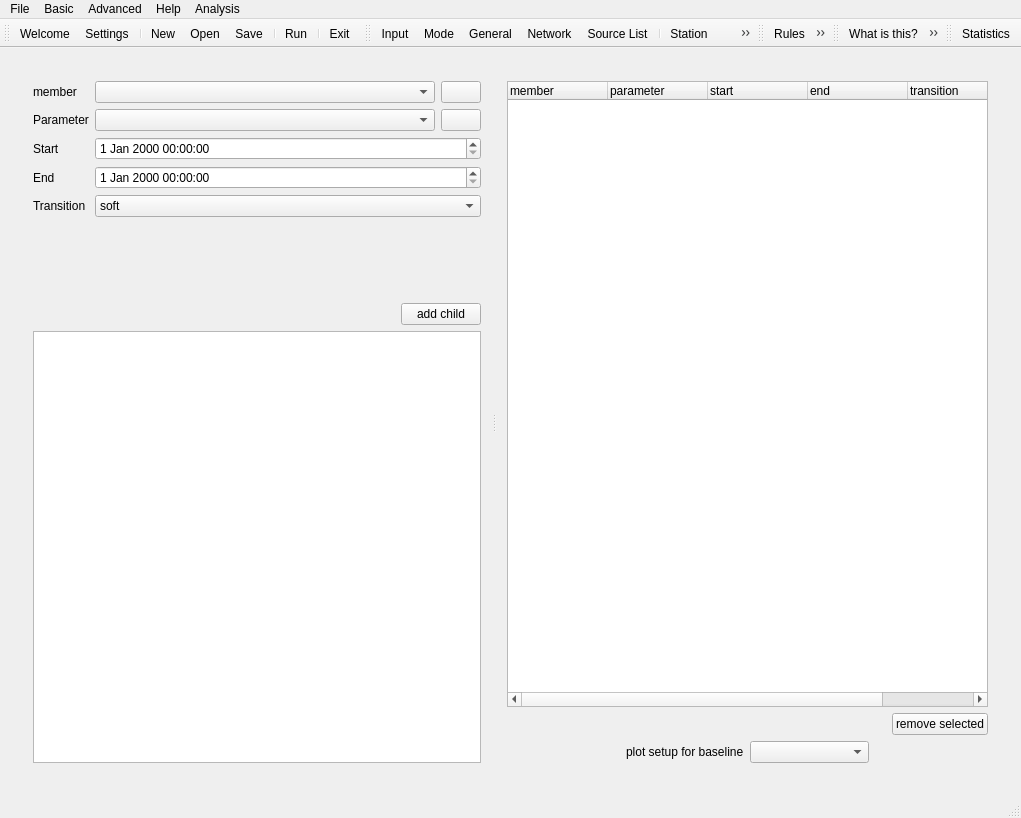
The window that mainwindow.ui (TUW-VieVS/VieSchedpp) describes before a commit, drawn with Qt 5.
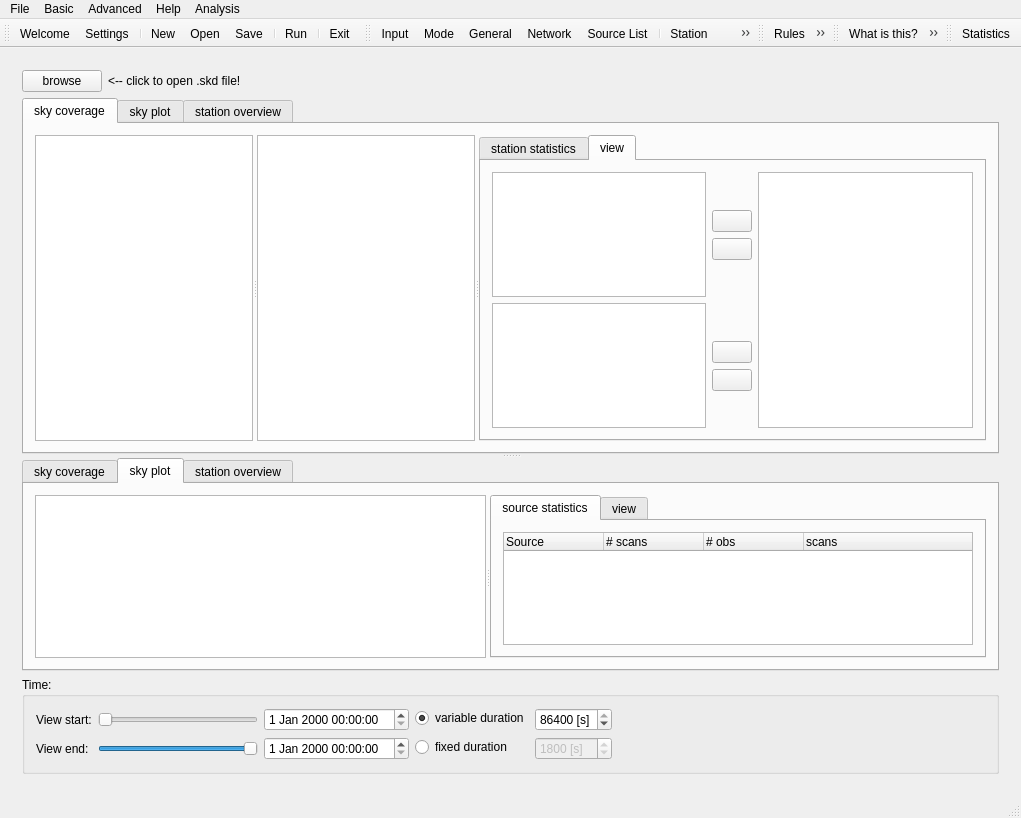
The same window after the commit. The open tabs and pages were chosen to show the change. Icons and pictures are not drawn.

```diff
--- a/mainwindow.ui
+++ b/mainwindow.ui
@@ -7070,6 +7070,463 @@
         </item>
        </layout>
       </widget>
+      <widget class="QWidget" name="fileOverview">
+       <layout class="QVBoxLayout" name="verticalLayout_68">
+        <item>
+         <layout class="QHBoxLayout" name="horizontalLayout_99">
+          <item>
+           <widget class="QPushButton" name="pushButton_27">
+            <property name="text">
+             <string>browse</string>
+            </property>
+           </widget>
+          </item>
+          <item>
+           <widget class="QLabel" name="label_69">
+            <property name="text">
+             <string>&lt;-- click to open .skd file!</string>
+            </property>
+           </widget>
+          </item>
+          <item>
+           <spacer name="horizontalSpacer_36">
+            <property name="orientation">
+             <enum>Qt::Horizontal</enum>
+            </property>
+            <property name="sizeHint" stdset="0">
+             <size>
+              <width>40</width>
+              <height>20</height>
+             </size>
+            </property>
+           </spacer>
+          </item>
+         </layout>
+        </item>
+        <item>
+         <widget class="QSplitter" name="splitter_10">
+          <property name="orientation">
+           <enum>Qt::Vertical</enum>
+          </property>
+          <widget class="QTabWidget" name="tabWidget_10">
+           <property name="currentIndex">
+            <number>0</number>
+           </property>
+           <widget class="QWidget" name="tabWidget_10Page1">
+            <attribute name="title">
+             <string>sky coverage</string>
+            </attribute>
+            <layout class="QHBoxLayout" name="horizontalLayout_46" stretch="0">
+             <item>
+              <widget class="QSplitter" name="splitter_9">
+               <property name="orientation">
+                <enum>Qt::Horizontal</enum>
+               </property>
+               <widget class="QSplitter" name="splitter_7">
+                <property name="orientation">
+                 <enum>Qt::Horizontal</enum>
+                </property>
+                <widget class="QTextEdit" name="textEdit_2"/>
+                <widget class="QTextEdit" name="textEdit_3"/>
+               </widget>
+               <widget class="QTabWidget" name="tabWidget_2">
+                <property name="currentIndex">
+                 <number>1</number>
+                </property>
+                <widget class="QWidget" name="tab">
+                 <attribute name="title">
+                  <string>station statistics</string>
+                 </attribute>
+                 <layout class="QVBoxLayout" name="verticalLayout_16">
+                  <item>
+                   <widget class="QTreeWidget" name="treeWidget">
+                    <column>
+                     <property name="text">
+                      <string>Station</string>
+                     </property>
+                    </column>
+                    <column>
+                     <property name="text">
+                      <string># scans</string>
+                     </property>
+                    </column>
+                    <column>
+                     <property name="text">
+                      <string># obs</string>
+                     </property>
+                    </column>
+                    <column>
+                     <property name="text">
+                      <string>Scans/h</string>
+                     </property>
+                    </column>
+                    <column>
+                     <property name="text">
+                      <string>scan duration</string>
+                     </property>
+                    </column>
+                    <column>
+                     <property name="text">
+                      <string>scans</string>
+                     </property>
+                    </column>
+                    <column>
+                     <property name="text">
+                      <string/>
+                     </property>
+                    </column>
+                   </widget>
+                  </item>
+                 </layout>
+                </widget>
+                <widget class="QWidget" name="tab_2">
+                 <attribute name="title">
+                  <string>view</string>
+                 </attribute>
+                 <layout class="QHBoxLayout" name="horizontalLayout_83">
+                  <item>
+                   <layout class="QVBoxLayout" name="verticalLayout_50">
+                    <item>
+                     <widget class="QListWidget" name="listWidget"/>
+                    </item>
+                    <item>
+                     <widget class="QListWidget" name="listWidget_2"/>
+                    </item>
+                   </layout>
+                  </item>
+                  <item>
+                   <layout class="QVBoxLayout" name="verticalLayout_67" stretch="1,0,1,1,0,1">
+                    <item>
+                     <spacer name="verticalSpacer_6">
+                      <property name="orientation">
+                       <enum>Qt::Vertical</enum>
+                      </property>
+                      <property name="sizeHint" stdset="0">
+                       <size>
+                        <width>20</width>
+                        <height>40</height>
+                       </size>
+                      </property>
+                     </spacer>
+                    </item>
+                    <item>
+                     <layout class="QVBoxLayout" name="verticalLayout_66">
+                      <item>
+                       <widget class="QPushButton" name="pushButton_2">
+                        <property name="text">
+                         <string/>
+                        </property>
+                       </widget>
+                      </item>
+                      <item>
+                       <widget class="QPushButton" name="pushButton_20">
+                        <property name="text">
+                         <string/>
+                        </property>
+                       </widget>
+                      </item>
+                     </layout>
+                    </item>
+                    <item>
+                     <spacer name="verticalSpacer_11">
+                      <property name="orientation">
+                       <enum>Qt::Vertical</enum>
+                      </property>
+                      <property name="sizeHint" stdset="0">
+                       <size>
+                        <width>20</width>
+                        <height>18</height>
+                       </size>
+                      </property>
+                     </spacer>
+                    </item>
+                    <item>
+                     <spacer name="verticalSpacer_17">
+                      <property name="orientation">
+                       <enum>Qt::Vertical</enum>
+                      </property>
+                      <property name="sizeHint" stdset="0">
+                       <size>
+                        <width>20</width>
+                        <height>18</height>
+                       </size>
+                      </property>
+                     </spacer>
+                    </item>
+                    <item>
+                     <layout class="QVBoxLayout" name="verticalLayout_65">
+                      <item>
+                       <widget class="QPushButton" name="pushButton_21">
+                        <property name="text">
+                         <string/>
+                        </property>
+                       </widget>
+                      </item>
+                      <item>
+                       <widget class="QPushButton" name="pushButton_24">
+                        <property name="text">
+                         <string/>
+                        </property>
+                       </widget>
+                      </item>
+                     </layout>
+                    </item>
+                    <item>
+                     <spacer name="verticalSpacer_20">
+                      <property name="orientation">
+                       <enum>Qt::Vertical</enum>
+                      </property>
+                      <property name="sizeHint" stdset="0">
+                       <size>
+                        <width>20</width>
+                        <height>18</height>
+                       </size>
+                      </property>
+                     </spacer>
+                    </item>
+                   </layout>
+                  </item>
+                  <item>
+                   <widget class="QListView" name="listView"/>
+                  </item>
+                 </layout>
+                </widget>
+               </widget>
+              </widget>
+             </item>
+            </layout>
+           </widget>
+           <widget class="QWidget" name="tab_7">
+            <attribute name="title">
+             <string>sky plot</string>
+            </attribute>
+           </widget>
+           <widget class="QWidget" name="tab_8">
+            <attribute name="title">
+             <string>station overview</string>
+            </attribute>
+           </widget>
+          </widget>
+          <widget class="QTabWidget" name="tabWidget_11">
+           <property name="currentIndex">
+            <number>0</number>
+           </property>
+           <widget class="QWidget" name="tab_9">
+            <attribute name="title">
+             <string>sky coverage</string>
+            </attribute>
+           </widget>
+           <widget class="QWidget" name="tabWidget_11Page1">
+            <attribute name="title">
+             <string>sky plot</string>
+            </attribute>
+            <layout class="QHBoxLayout" name="horizontalLayout_75" stretch="0">
+             <item>
+              <widget class="QSplitter" name="splitter_8">
+               <property name="orientation">
+                <enum>Qt::Horizontal</enum>
+               </property>
+               <widget class="QTextEdit" name="textEdit_4"/>
+               <widget class="QTabWidget" name="tabWidget_4">
+                <property name="currentIndex">
+                 <number>0</number>
+                </property>
+                <widget class="QWidget" name="tab_5">
+                 <attribute name="title">
+                  <string>source statistics</string>
+                 </attribute>
+                 <layout class="QVBoxLayout" name="verticalLayout_69">
+                  <item>
+                   <widget class="QTreeWidget" name="treeWidget_3">
+                    <column>
+                     <property name="text">
+                      <string>Source</string>
+                     </property>
+                    </column>
+                    <column>
+                     <property name="text">
+                      <string># scans</string>
+                     </property>
+                    </column>
+                    <column>
+                     <property name="text">
+                      <string># obs</string>
+                     </property>
+                    </column>
+                    <column>
+                     <property name="text">
+                      <string>scans</string>
+                     </property>
+                    </column>
+                    <column>
+                     <property name="text">
+                      <string/>
+                     </property>
+                    </column>
+                   </widget>
+                  </item>
+                 </layout>
+                </widget>
+                <widget class="QWidget" name="tab_6">
+                 <attribute name="title">
+                  <string>view</string>
+                 </attribute>
+                </widget>
+               </widget>
+              </widget>
+             </item>
+            </layout>
+           </widget>
+           <widget class="QWidget" name="tab_10">
+            <attribute name="title">
+             <string>station overview</string>
+            </attribute>
+           </widget>
+          </widget>
+         </widget>
+        </item>
+        <item>
+         <widget class="QGroupBox" name="groupBox_14">
+          <property name="title">
+           <string>Time:</string>
+          </property>
+          <layout class="QHBoxLayout" name="horizontalLayout_81">
+           <item>
+            <layout class="QGridLayout" name="gridLayout_6">
+             <item row="0" column="1">
+              <widget class="QSlider" name="horizontalSlider">
+               <property name="maximum">
+                <number>100</number>
+               </property>
+               <property name="orientation">
+                <enum>Qt::Horizontal</enum>
+               </property>
+              </widget>
+             </item>
+             <item row="1" column="1">
+              <widget class="QSlider" name="horizontalSlider_2">
+               <property name="maximum">
+                <number>100</number>
+               </property>
+               <property name="value">
+                <number>100</number>
+               </property>
+               <property name="orientation">
+                <enum>Qt::Horizontal</enum>
+               </property>
+              </widget>
+             </item>
+             <item row="1" column="0">
+              <widget class="QLabel" name="label_68">
+               <property name="text">
+                <string>View end:</string>
+               </property>
+              </widget>
+             </item>
+             <item row="0" column="0">
+              <widget class="QLabel" name="label_67">
+               <property name="text">
+                <string>View start:</string>
+               </property>
+              </widget>
+             </item>
+             <item row="0" column="2">
+              <widget class="QDateTimeEdit" name="dateTimeEdit"/>
+             </item>
+             <item row="1" column="2">
+              <widget class="QDateTimeEdit" name="dateTimeEdit_2"/>
+             </item>
+            </layout>
+           </item>
+           <item>
+            <layout class="QFormLayout" name="formLayout_18">
+             <item row="0" column="0">
+              <widget class="QRadioButton" name="radioButton_4">
+               <property name="text">
+                <string>variable duration</string>
+               </property>
+               <property name="checked">
+                <bool>true</bool>
+               </property>
+              </widget>
+             </item>
+             <item row="0" column="1">
+              <widget class="QSpinBox" name="spinBox_2">
+               <property name="enabled">
+                <bool>true</bool>
+               </property>
+               <property name="suffix">
+                <string> [s]</string>
+               </property>
+               <property name="prefix">
+                <string/>
+               </property>
+               <property name="minimum">
+                <number>0</number>
+               </property>
+               <property name="maximum">
+                <number>86400</number>
+               </property>
+               <property name="singleStep">
+                <number>1800</number>
+               </property>
+               <property name="value">
+                <number>86400</number>
+               </property>
+              </widget>
+             </item>
+             <item row="1" column="0">
+              <widget class="QRadioButton" name="radioButton_5">
+               <property name="text">
+                <string>fixed duration</string>
+               </property>
+              </widget>
+             </item>
+             <item row="1" column="1">
+              <widget class="QSpinBox" name="spinBox">
+               <property name="enabled">
+                <bool>false</bool>
+               </property>
+               <property name="suffix">
+                <string> [s]</string>
+               </property>
+               <property name="prefix">
+                <string/>
+               </property>
+               <property name="minimum">
+                <number>0</number>
+               </property>
+               <property name="maximum">
+                <number>86400</number>
+               </property>
+               <property name="singleStep">
+                <number>1800</number>
+               </property>
+               <property name="value">
+                <number>1800</number>
+               </property>
+              </widget>
+             </item>
+            </layout>
+           </item>
+           <item>
+            <spacer name="horizontalSpacer_18">
+             <property name="orientation">
+              <enum>Qt::Horizontal</enum>
+             </property>
+             <property name="sizeHint" stdset="0">
+              <size>
+               <width>349</width>
+               <height>20</height>
+              </size>
+             </property>
+            </spacer>
+           </item>
+          </layout>
+         </widget>
+        </item>
+       </layout>
+      </widget>
       <widget class="QWidget" name="page">
        <layout class="QVBoxLayout" name="verticalLayout_45">
         <item>
```
Left out of the diff: 74 changed lines with no effect on the pictures.
